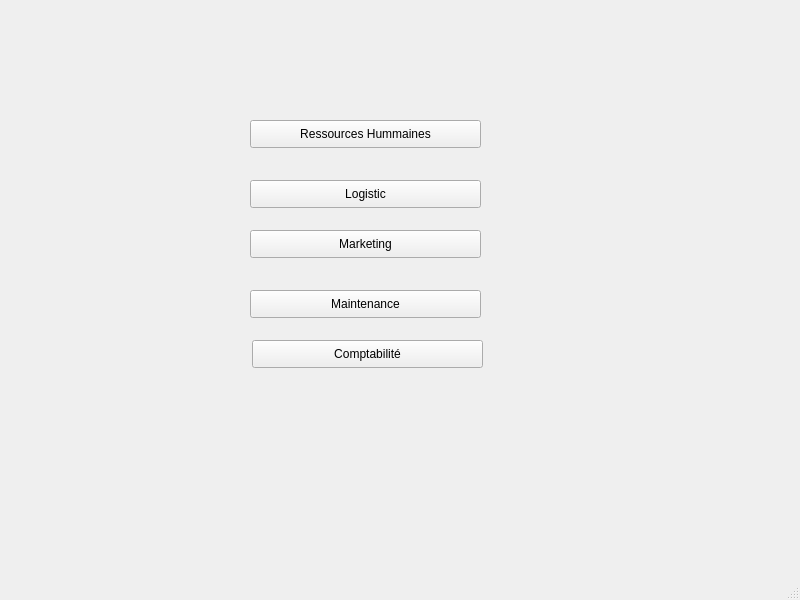
Qt form Desktop/maintenancee/mainwindow.ui (hanenjabnoun-Esprit-2019/Smart_News_Agency_2A25) before a commit.
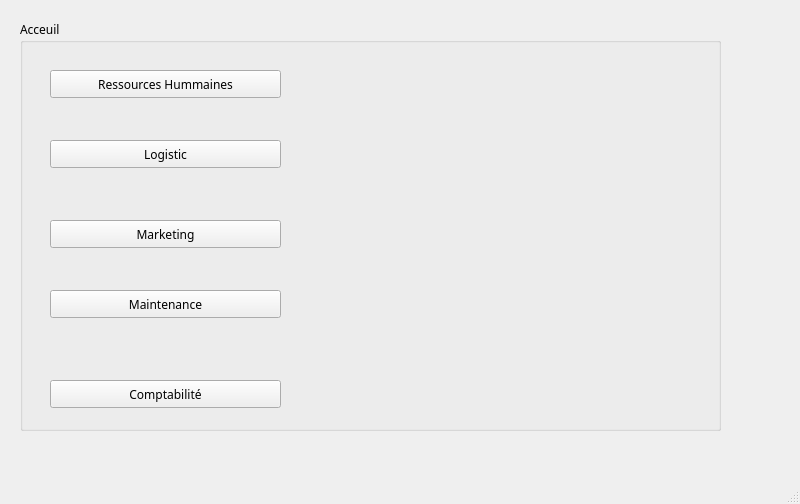
The same form after that commit.

The edit to the form file:
```diff
--- a/Desktop/maintenancee/mainwindow.ui
+++ b/Desktop/maintenancee/mainwindow.ui
@@ -7,7 +7,7 @@
     <x>0</x>
     <y>0</y>
     <width>800</width>
-    <height>600</height>
+    <height>504</height>
    </rect>
   </property>
   <property name="windowTitle">
@@ -17,12 +17,17 @@
    <widget class="QPushButton" name="pushButton">
     <property name="geometry">
      <rect>
-      <x>250</x>
-      <y>120</y>
+      <x>50</x>
+      <y>70</y>
       <width>231</width>
       <height>28</height>
      </rect>
     </property>
+    <property name="font">
+     <font>
+      <family>MV Boli</family>
+     </font>
+    </property>
     <property name="text">
      <string>Ressources Hummaines</string>
     </property>
@@ -30,12 +35,17 @@
    <widget class="QPushButton" name="pushButton_2">
     <property name="geometry">
      <rect>
-      <x>250</x>
-      <y>180</y>
+      <x>50</x>
+      <y>140</y>
       <width>231</width>
       <height>28</height>
      </rect>
     </property>
+    <property name="font">
+     <font>
+      <family>MV Boli</family>
+     </font>
+    </property>
     <property name="text">
      <string>Logistic</string>
     </property>
@@ -43,12 +53,17 @@
    <widget class="QPushButton" name="pushButton_3">
     <property name="geometry">
      <rect>
-      <x>250</x>
-      <y>230</y>
+      <x>50</x>
+      <y>220</y>
       <width>231</width>
       <height>28</height>
      </rect>
     </property>
+    <property name="font">
+     <font>
+      <family>MV Boli</family>
+     </font>
+    </property>
     <property name="text">
      <string>Marketing</string>
     </property>
@@ -56,12 +71,17 @@
    <widget class="QPushButton" name="pushButton_maintenance">
     <property name="geometry">
      <rect>
-      <x>250</x>
+      <x>50</x>
       <y>290</y>
       <width>231</width>
       <height>28</height>
      </rect>
     </property>
+    <property name="font">
+     <font>
+      <family>MV Boli</family>
+     </font>
+    </property>
     <property name="text">
      <string>Maintenance</string>
     </property>
@@ -69,16 +89,45 @@
    <widget class="QPushButton" name="pushButton_5">
     <property name="geometry">
      <rect>
-      <x>252</x>
-      <y>340</y>
+      <x>50</x>
+      <y>380</y>
       <width>231</width>
       <height>28</height>
      </rect>
     </property>
+    <property name="font">
+     <font>
+      <family>MV Boli</family>
+     </font>
+    </property>
     <property name="text">
      <string>Comptabilité</string>
     </property>
    </widget>
+   <widget class="QGroupBox" name="groupBox">
+    <property name="geometry">
+     <rect>
+      <x>20</x>
+      <y>20</y>
+      <width>701</width>
+      <height>411</height>
+     </rect>
+    </property>
+    <property name="font">
+     <font>
+      <family>MV Boli</family>
+     </font>
+    </property>
+    <property name="title">
+     <string>Acceuil</string>
+    </property>
+   </widget>
+   <zorder>groupBox</zorder>
+   <zorder>pushButton</zorder>
+   <zorder>pushButton_2</zorder>
+   <zorder>pushButton_3</zorder>
+   <zorder>pushButton_maintenance</zorder>
+   <zorder>pushButton_5</zorder>
   </widget>
   <widget class="QMenuBar" name="menubar">
    <property name="geometry">
```
